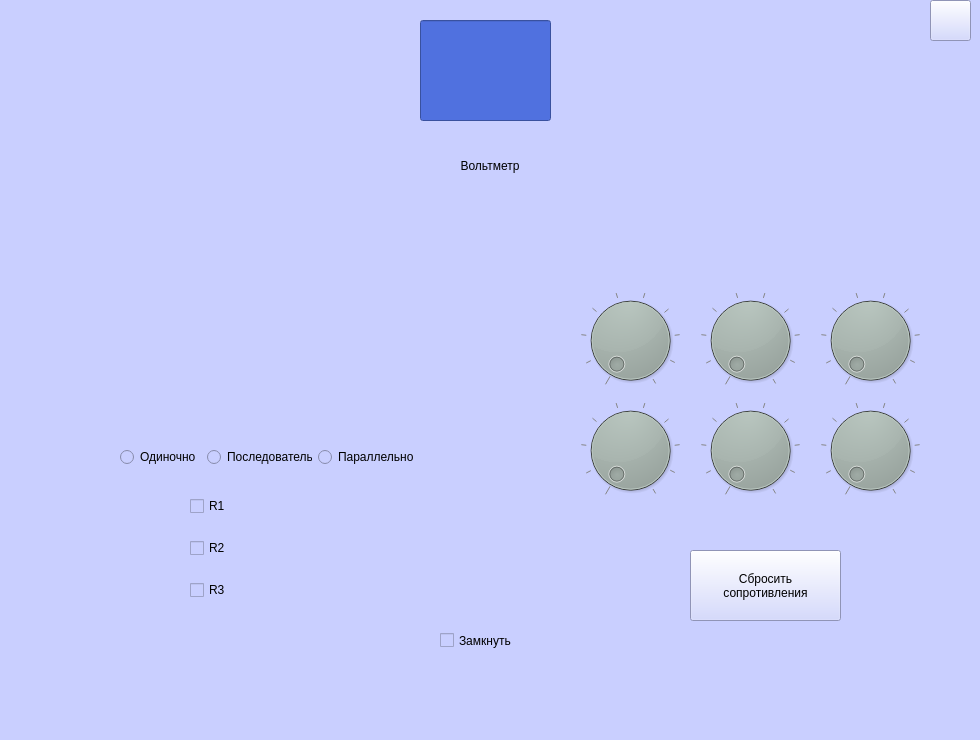
First picture: the form in forms_ui/laba11.ui, repository doktorfish0078/SimulationOfLaboratoryWork, before the edit.
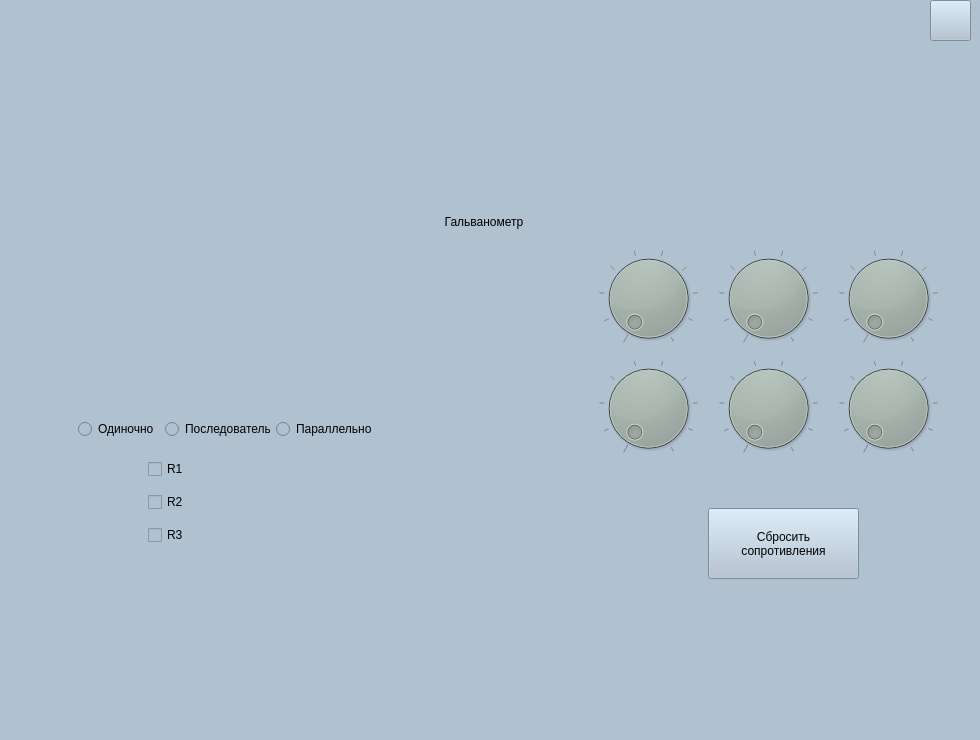
Second picture: the form after the edit. Icons and pictures are not drawn.

Diff of the .ui file:
```diff
--- a/forms_ui/laba11.ui
+++ b/forms_ui/laba11.ui
@@ -26,14 +26,14 @@
    <string>MainWindow</string>
   </property>
   <property name="styleSheet">
-   <string notr="true">background-color: rgb(201, 207, 255);</string>
+   <string notr="true">background-color: rgb(176,193,208);</string>
   </property>
   <widget class="QWidget" name="centralwidget">
    <widget class="QLabel" name="label_8">
     <property name="geometry">
      <rect>
-      <x>440</x>
-      <y>150</y>
+      <x>434</x>
+      <y>206</y>
       <width>100</width>
       <height>31</height>
      </rect>
@@ -42,7 +42,7 @@
      <string notr="true">font: 75 10pt &quot;Comic Sans MS&quot;;</string>
     </property>
     <property name="text">
-     <string>Вольтметр</string>
+     <string>Гальванометр</string>
     </property>
     <property name="textFormat">
      <enum>Qt::AutoText</enum>
@@ -54,60 +54,11 @@
      <set>Qt::AlignCenter</set>
     </property>
    </widget>
-   <widget class="QLabel" name="label_voltmeter">
-    <property name="geometry">
-     <rect>
-      <x>410</x>
-      <y>10</y>
-      <width>151</width>
-      <height>141</height>
-     </rect>
-    </property>
-    <property name="maximumSize">
-     <size>
-      <width>16777215</width>
-      <height>16777215</height>
-     </size>
-    </property>
-    <property name="text">
-     <string/>
-    </property>
-    <property name="pixmap">
-     <pixmap>../images/laba_11/voltmeter.png</pixmap>
-    </property>
-    <property name="scaledContents">
-     <bool>true</bool>
-    </property>
-   </widget>
-   <widget class="QLineEdit" name="voltmeter">
-    <property name="geometry">
-     <rect>
-      <x>420</x>
-      <y>20</y>
-      <width>131</width>
-      <height>101</height>
-     </rect>
-    </property>
-    <property name="font">
-     <font>
-      <family>Times New Roman</family>
-      <pointsize>20</pointsize>
-      <weight>75</weight>
-      <bold>true</bold>
-     </font>
-    </property>
-    <property name="styleSheet">
-     <string notr="true">background-color: rgb(80, 113, 223);</string>
-    </property>
-    <property name="readOnly">
-     <bool>true</bool>
-    </property>
-   </widget>
    <widget class="QDial" name="dial_1">
     <property name="geometry">
      <rect>
-      <x>580</x>
-      <y>290</y>
+      <x>598</x>
+      <y>248</y>
       <width>101</width>
       <height>101</height>
      </rect>
@@ -235,8 +186,8 @@
    <widget class="QLabel" name="label_resistors_shop">
     <property name="geometry">
      <rect>
-      <x>550</x>
-      <y>260</y>
+      <x>568</x>
+      <y>218</y>
       <width>401</width>
       <height>251</height>
      </rect>
@@ -254,8 +205,8 @@
    <widget class="QDial" name="dial_2">
     <property name="geometry">
      <rect>
-      <x>700</x>
-      <y>290</y>
+      <x>718</x>
+      <y>248</y>
       <width>101</width>
       <height>101</height>
      </rect>
@@ -383,8 +334,8 @@
    <widget class="QDial" name="dial_3">
     <property name="geometry">
      <rect>
-      <x>820</x>
-      <y>290</y>
+      <x>838</x>
+      <y>248</y>
       <width>101</width>
       <height>101</height>
      </rect>
@@ -512,8 +463,8 @@
    <widget class="QDial" name="dial_4">
     <property name="geometry">
      <rect>
-      <x>580</x>
-      <y>400</y>
+      <x>598</x>
+      <y>358</y>
       <width>101</width>
       <height>101</height>
      </rect>
@@ -641,8 +592,8 @@
    <widget class="QDial" name="dial_5">
     <property name="geometry">
      <rect>
-      <x>700</x>
-      <y>400</y>
+      <x>718</x>
+      <y>358</y>
       <width>101</width>
       <height>101</height>
      </rect>
@@ -770,8 +721,8 @@
    <widget class="QDial" name="dial_6">
     <property name="geometry">
      <rect>
-      <x>820</x>
-      <y>400</y>
+      <x>838</x>
+      <y>358</y>
       <width>101</width>
       <height>101</height>
      </rect>
@@ -899,8 +850,8 @@
    <widget class="QLabel" name="resistors_store">
     <property name="geometry">
      <rect>
-      <x>550</x>
-      <y>520</y>
+      <x>568</x>
+      <y>478</y>
       <width>401</width>
       <height>21</height>
      </rect>
@@ -918,8 +869,8 @@
    <widget class="QPushButton" name="resetButton">
     <property name="geometry">
      <rect>
-      <x>690</x>
-      <y>550</y>
+      <x>708</x>
+      <y>508</y>
       <width>151</width>
       <height>71</height>
      </rect>
@@ -932,22 +883,6 @@
 сопротивления</string>
     </property>
    </widget>
-   <widget class="QCheckBox" name="PowerCheck">
-    <property name="geometry">
-     <rect>
-      <x>440</x>
-      <y>610</y>
-      <width>161</width>
-      <height>61</height>
-     </rect>
-    </property>
-    <property name="styleSheet">
-     <string notr="true">font: 75 16pt &quot;Comic Sans MS&quot;;</string>
-    </property>
-    <property name="text">
-     <string>Замкнуть</string>
-    </property>
-   </widget>
    <widget class="QPushButton" name="button_info">
     <property name="geometry">
      <rect>
@@ -974,8 +909,8 @@
    <widget class="QLabel" name="label_resistors">
     <property name="geometry">
      <rect>
-      <x>130</x>
-      <y>250</y>
+      <x>88</x>
+      <y>222</y>
       <width>251</width>
       <height>181</height>
      </rect>
@@ -993,8 +928,8 @@
    <widget class="QWidget" name="layoutWidget">
     <property name="geometry">
      <rect>
-      <x>120</x>
-      <y>440</y>
+      <x>78</x>
+      <y>412</y>
       <width>299</width>
       <height>34</height>
      </rect>
@@ -1026,10 +961,10 @@
    <widget class="QWidget" name="layoutWidget">
     <property name="geometry">
      <rect>
-      <x>120</x>
-      <y>480</y>
+      <x>78</x>
+      <y>452</y>
       <width>299</width>
-      <height>136</height>
+      <height>101</height>
      </rect>
     </property>
     <layout class="QVBoxLayout" name="verticalLayout_6">
@@ -1077,6 +1012,36 @@
      </item>
     </layout>
    </widget>
+   <widget class="QLabel" name="label_power_supply">
+    <property name="geometry">
+     <rect>
+      <x>314</x>
+      <y>586</y>
+      <width>331</width>
+      <height>111</height>
+     </rect>
+    </property>
+    <property name="text">
+     <string/>
+    </property>
+    <property name="pixmap">
+     <pixmap>../images/laba_11/power_supply_off.png</pixmap>
+    </property>
+    <property name="scaledContents">
+     <bool>true</bool>
+    </property>
+   </widget>
+   <widget class="QWidget" name="verticalLayoutWidget">
+    <property name="geometry">
+     <rect>
+      <x>340</x>
+      <y>2</y>
+      <width>283</width>
+      <height>203</height>
+     </rect>
+    </property>
+    <layout class="QVBoxLayout" name="verticalLayout"/>
+   </widget>
    <zorder>label_resistors_shop</zorder>
    <zorder>label_8</zorder>
    <zorder>label_voltmeter</zorder>
```
Left out of the diff: 5 changed lines with no effect on the pictures.
